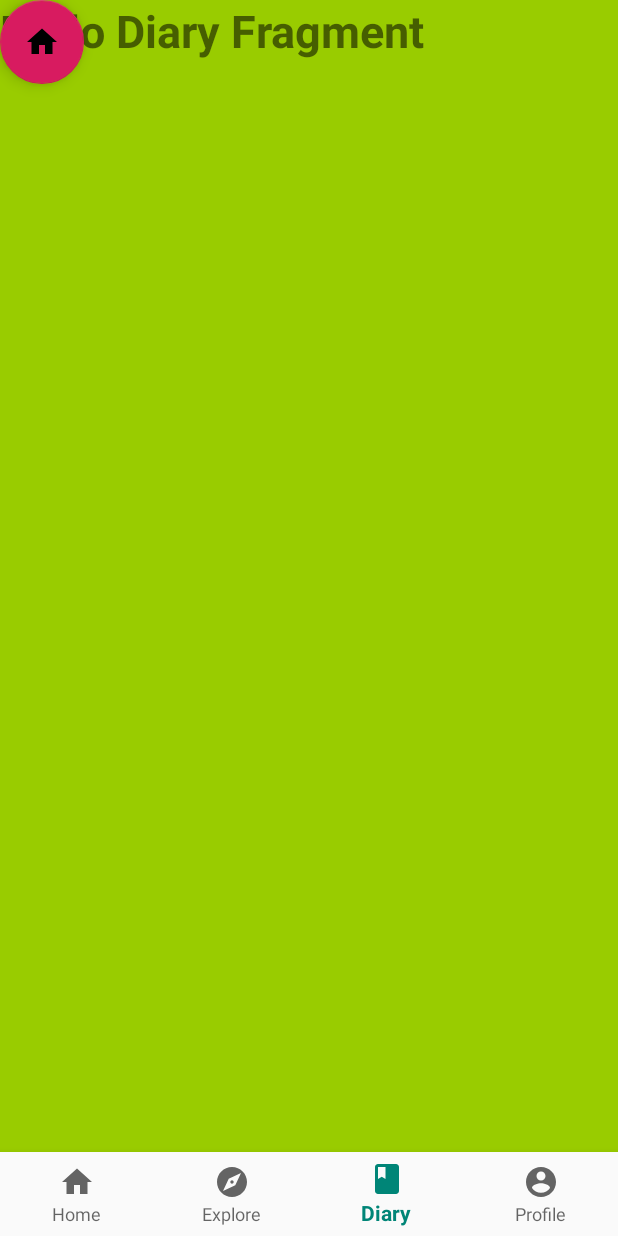
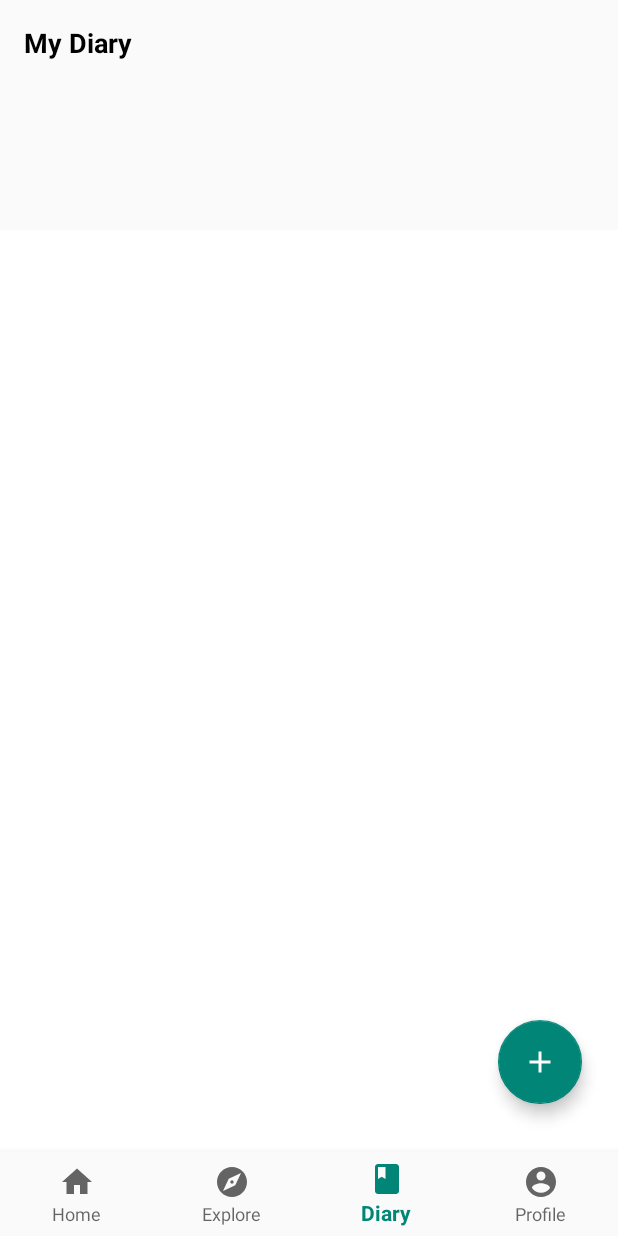
Before and after one commit to clarissalynnn/3634Project, an Android app: the screen it shows after launch (MainActivity), item 3 of the bottom bar chosen, on a phone screen of 412 x 824 dp. Run offline under Robolectric (Android 15) with nearby library versions, the light colour scheme and no system bars.

Commit message:
Cleaned up layout on Home, Explore and Diary page

```diff
--- /dev/null
+++ b/app/src/main/res/drawable/ic_add_white_24dp.xml
@@ -0,0 +1,5 @@
+<vector android:height="24dp" android:tint="#FFFFFF"
+    android:viewportHeight="24.0" android:viewportWidth="24.0"
+    android:width="24dp" xmlns:android="http://schemas.android.com/apk/res/android">
+    <path android:fillColor="#FF000000" android:pathData="M19,13h-6v6h-2v-6H5v-2h6V5h2v6h6v2z"/>
+</vector>
--- a/app/src/main/res/layout/fragment_diary.xml
+++ b/app/src/main/res/layout/fragment_diary.xml
@@ -1,29 +1,49 @@
 <?xml version="1.0" encoding="utf-8"?>
-<FrameLayout xmlns:android="http://schemas.android.com/apk/res/android"
+<androidx.constraintlayout.widget.ConstraintLayout
+    xmlns:android="http://schemas.android.com/apk/res/android"
+    xmlns:app="http://schemas.android.com/apk/res-auto"
     xmlns:tools="http://schemas.android.com/tools"
     android:layout_width="match_parent"
     android:layout_height="match_parent"
-    tools:context=".DiaryFragment"
-    android:background="@android:color/holo_green_light">
-    <!-- TODO: Update blank fragment layout -->
+    tools:context=".DiaryFragment">
+
     <androidx.recyclerview.widget.RecyclerView
         android:id="@+id/rvDiary"
         android:layout_width="match_parent"
-        android:layout_height="match_parent" />
+        android:layout_height="0dp"
+        android:clipToPadding="false"
+        android:padding="4dp"
+        android:scrollbars="vertical"
+        app:layout_constraintBottom_toBottomOf="parent"
+        app:layout_constraintEnd_toEndOf="parent"
+        app:layout_constraintStart_toStartOf="parent"
+        app:layout_constraintHeight_percent="0.80"
+        android:background="@android:color/white"/> />
 
     <com.google.android.material.floatingactionbutton.FloatingActionButton
         android:id="@+id/fabAddNote"
         android:layout_width="wrap_content"
         android:layout_height="wrap_content"
-        android:layout_marginRight="24dp"
-        android:layout_marginBottom="24dp"
-        android:src="@drawable/ic_home_black_24dp" />
+        android:layout_marginEnd="24dp"
+        android:layout_marginRight="32dp"
+        android:layout_marginBottom="32dp"
+        android:src="@drawable/ic_add_white_24dp"
+        app:layout_constraintBottom_toBottomOf="parent"
+        app:layout_constraintEnd_toEndOf="parent" />
+
     <TextView
-        android:layout_width="match_parent"
-        android:layout_height="match_parent"
-        android:text="Hello Diary Fragment"
-        android:textSize="30sp"
-        android:textStyle="bold" />
+        android:id="@+id/diaryTv"
+        android:layout_width="wrap_content"
+        android:layout_height="wrap_content"
+        android:layout_marginStart="16dp"
+        android:layout_marginLeft="16dp"
+        android:layout_marginTop="16dp"
+        android:text="My Diary"
+        android:textSize="18sp"
+        android:textStyle="bold"
+        android:textColor="#000000"
+        app:layout_constraintStart_toStartOf="parent"
+        app:layout_constraintTop_toTopOf="parent"/>
 
 
-</FrameLayout>
+</androidx.constraintlayout.widget.ConstraintLayout>
--- a/app/src/main/res/layout/fragment_explore.xml
+++ b/app/src/main/res/layout/fragment_explore.xml
@@ -5,8 +5,7 @@
     android:layout_width="match_parent"
     android:layout_height="match_parent"
     xmlns:app="http://schemas.android.com/apk/res-auto"
-    tools:context=".ExploreFragment"
-    android:background="@color/LavenderBlush">
+    tools:context=".ExploreFragment">
 
     <TextView
         android:id="@+id/TopicsTv"
@@ -16,7 +15,8 @@
         android:layout_marginLeft="16dp"
         android:layout_marginTop="16dp"
         android:text="Explore Topics"
-        android:textSize="25sp"
+        android:textColor="#000000"
+        android:textSize="18sp"
         android:textStyle="bold"
         app:layout_constraintStart_toStartOf="parent"
         app:layout_constraintTop_toTopOf="parent" />
--- a/app/src/main/res/layout/fragment_home.xml
+++ b/app/src/main/res/layout/fragment_home.xml
@@ -6,8 +6,7 @@
     android:layout_width="match_parent"
     android:layout_height="match_parent"
     tools:context=".HomeFragment"
-    android:orientation="vertical"
-    android:background="@color/Cornsilk">
+    android:orientation="vertical">
 
     <TextView
         android:id="@+id/greetingsTv"
@@ -17,7 +16,8 @@
         android:layout_marginLeft="16dp"
         android:layout_marginTop="16dp"
         android:text="Greetings"
-        android:textSize="25sp"
+        android:textColor="#000000"
+        android:textSize="18sp"
         android:textStyle="bold"
         app:layout_constraintStart_toStartOf="parent"
         app:layout_constraintTop_toTopOf="parent" />
@@ -30,7 +30,8 @@
         android:layout_marginLeft="16dp"
         android:layout_marginBottom="16dp"
         android:text="Articles"
-        android:textSize="25sp"
+        android:textColor="#000000"
+        android:textSize="18sp"
         android:textStyle="bold"
         app:layout_constraintBottom_toTopOf="@+id/recyclerView"
         app:layout_constraintStart_toStartOf="parent" />
@@ -45,7 +46,7 @@
         app:layout_constraintBottom_toBottomOf="parent"
         app:layout_constraintEnd_toEndOf="parent"
         app:layout_constraintStart_toStartOf="parent"
-        app:layout_constraintHeight_percent="0.7"
+        app:layout_constraintHeight_percent="0.8"
         android:background="@android:color/white"/>
 
 </androidx.constraintlayout.widget.ConstraintLayout>
--- a/app/src/main/res/layout/topic_list.xml
+++ b/app/src/main/res/layout/topic_list.xml
@@ -1,5 +1,6 @@
 <?xml version="1.0" encoding="utf-8"?>
-<androidx.cardview.widget.CardView xmlns:android="http://schemas.android.com/apk/res/android"
+<androidx.cardview.widget.CardView
+    xmlns:android="http://schemas.android.com/apk/res/android"
     xmlns:tools="http://schemas.android.com/tools"
     android:layout_width="match_parent"
     android:layout_height="wrap_content"
@@ -19,7 +20,7 @@
             android:id="@+id/nameTv"
             android:layout_width="wrap_content"
             android:layout_height="wrap_content"
-            android:textSize="20dp"/>
+            android:textSize="14sp" />
 
     </RelativeLayout>
 
--- a/app/src/main/res/values/colors.xml
+++ b/app/src/main/res/values/colors.xml
@@ -2,5 +2,5 @@
 <resources>
     <color name="colorPrimary">#008577</color>
     <color name="colorPrimaryDark">#00574B</color>
-    <color name="colorAccent">#D81B60</color>
+    <color name="colorAccent">#008577</color>
 </resources>
```
Also changed, not shown: 2 other files.
